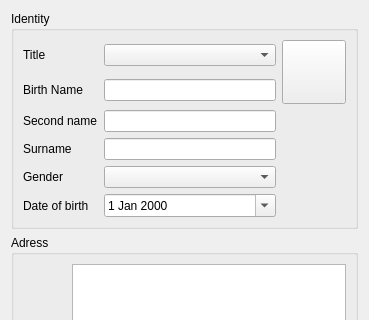
Above: plugins/patientbaseplugin/identitywidget.ui from FreeHealth/freehealth before the change; both pictures show x 0 to 369 and y 0 to 320 of the 369 by 548 pixel window. Below: the same form after it.
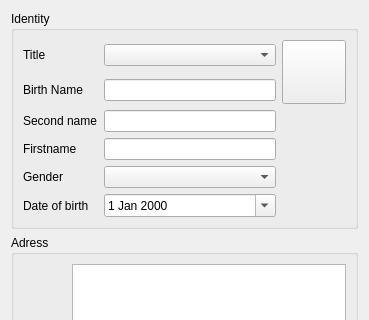
That is the form after the change.

Commit message: Renaming surname to firstname in the whole code

Patch:
```diff
--- a/plugins/patientbaseplugin/identitywidget.ui
+++ b/plugins/patientbaseplugin/identitywidget.ui
@@ -90,7 +90,7 @@
       <item row="3" column="0">
        <widget class="QLabel" name="label_3">
         <property name="text">
-         <string>Surname</string>
+         <string>Firstname</string>
         </property>
        </widget>
       </item>
```
Left out of the diff: 2 changed lines with no effect on the pictures. The commit also changes 40 other files.
